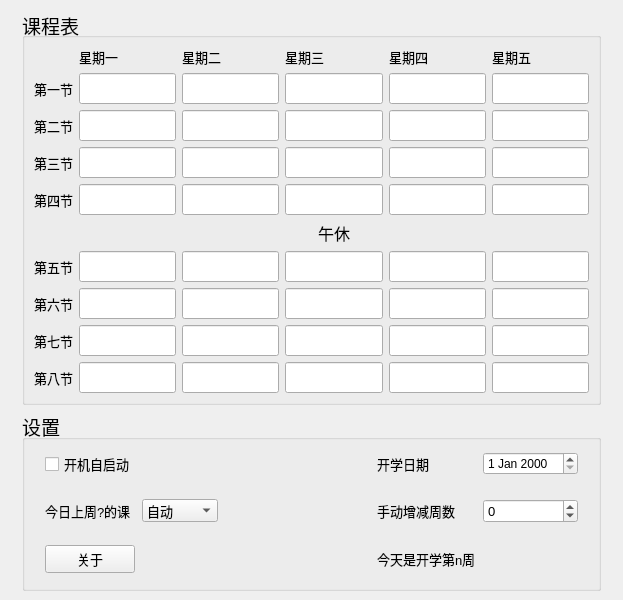
Old version of the form mainwindow.ui in the repository ooorange-git/SmartSchedule.
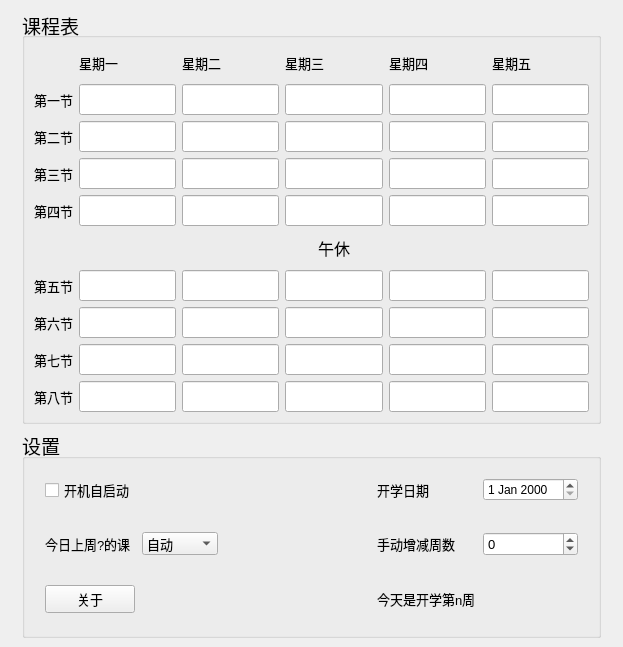
New version of the form. Icons and pictures are not drawn.

Diff of the .ui file:
```diff
--- a/mainwindow.ui
+++ b/mainwindow.ui
@@ -7,7 +7,7 @@
     <x>0</x>
     <y>0</y>
     <width>623</width>
-    <height>600</height>
+    <height>647</height>
    </rect>
   </property>
   <property name="windowTitle">
```
Left out of the diff: 2 changed lines with no effect on the pictures.
